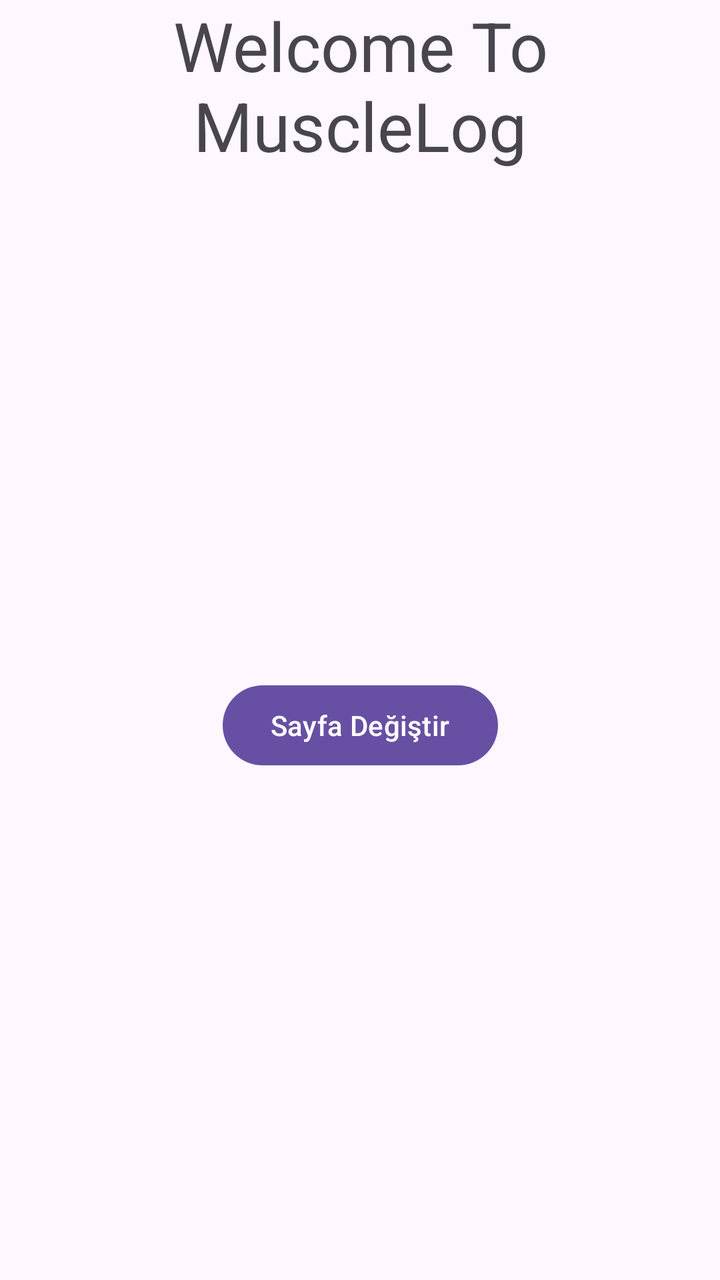
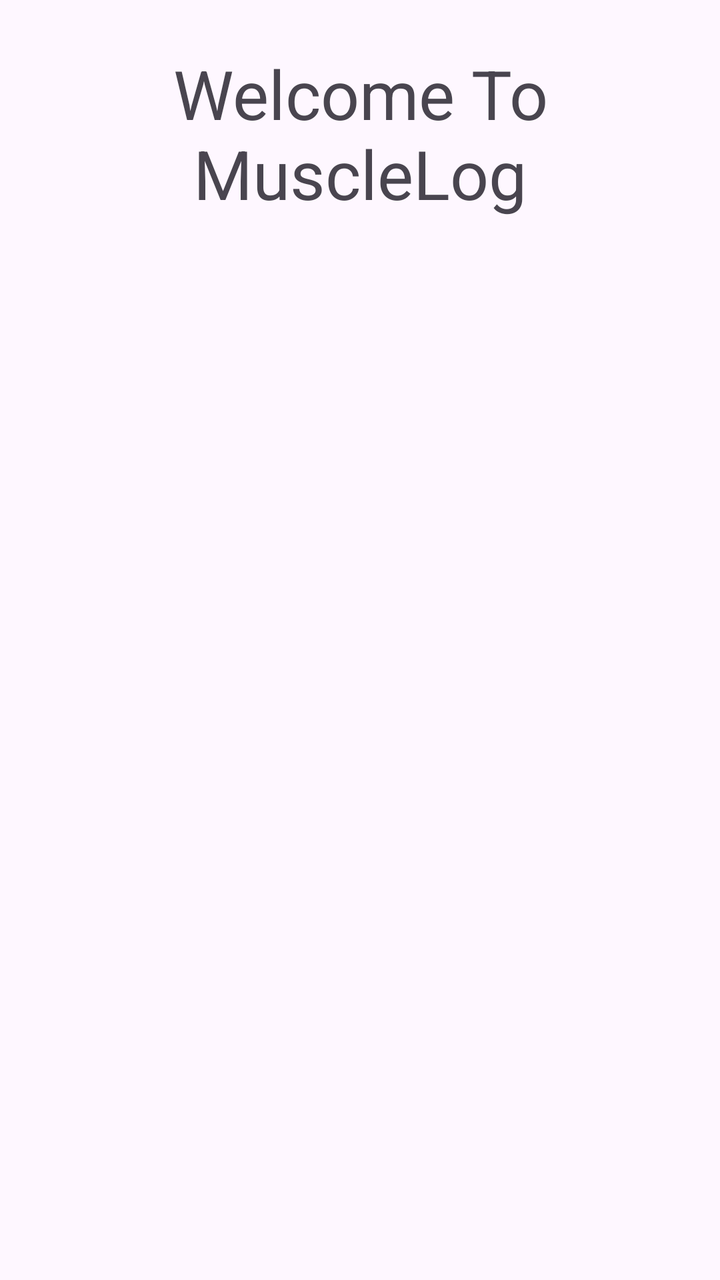

Screens rendered from an Android XML layout before and after an edit, with the pre-edit source and the edit as a unified diff.
<!-- AndroidManifest.xml: application theme Theme.MuscleLog -->
<!-- res/layout/activity_main.xml -->
<?xml version="1.0" encoding="utf-8"?>
<androidx.constraintlayout.widget.ConstraintLayout xmlns:android="http://schemas.android.com/apk/res/android"
    xmlns:app="http://schemas.android.com/apk/res-auto"
    xmlns:tools="http://schemas.android.com/tools"
    android:id="@+id/recTextView"
    android:layout_width="match_parent"
    android:layout_height="match_parent"
    tools:context=".MainActivity">

    <TextView
        android:id="@+id/titleMain"
        android:layout_width="0dp"
        android:layout_height="wrap_content"
        android:text="@string/actMainTitle"
        android:textAlignment="center"
        android:textSize="34sp"
        app:layout_constraintEnd_toEndOf="parent"
        app:layout_constraintHorizontal_bias="1.0"
        app:layout_constraintStart_toStartOf="parent"
        app:layout_constraintTop_toTopOf="parent" />

    <Button
        android:id="@+id/benimButonum"
        android:layout_width="wrap_content"
        android:layout_height="wrap_content"
        android:onClick="sayfayiDegistir"
        android:text="Sayfa Değiştir"
        app:layout_constraintBottom_toBottomOf="parent"
        app:layout_constraintEnd_toEndOf="parent"
        app:layout_constraintStart_toStartOf="parent"
        app:layout_constraintTop_toBottomOf="@+id/titleMain" />
</androidx.constraintlayout.widget.ConstraintLayout>
<!-- resources referenced by this layout -->
<resources>
  <string name="actMainTitle">Welcome To MuscleLog</string>
  <style name="Theme.MuscleLog" parent="Base.Theme.MuscleLog" />
  <style name="Base.Theme.MuscleLog" parent="Theme.Material3.DayNight.NoActionBar">
          
          
      </style>
</resources>

<!-- the commit's change to res/layout/activity_main.xml (unified diff, before → after) -->
@@ -11,6 +11,7 @@
         android:id="@+id/titleMain"
         android:layout_width="0dp"
         android:layout_height="wrap_content"
+        android:layout_marginTop="24dp"
         android:text="@string/actMainTitle"
         android:textAlignment="center"
         android:textSize="34sp"
@@ -19,14 +20,17 @@
         app:layout_constraintStart_toStartOf="parent"
         app:layout_constraintTop_toTopOf="parent" />
 
-    <Button
-        android:id="@+id/benimButonum"
-        android:layout_width="wrap_content"
-        android:layout_height="wrap_content"
-        android:onClick="sayfayiDegistir"
-        android:text="Sayfa Değiştir"
+    <androidx.recyclerview.widget.RecyclerView
+        android:layout_width="0dp"
+        android:layout_height="0dp"
+        android:layout_marginStart="1sp"
+        android:layout_marginEnd="1sp"
+        android:layout_marginBottom="1sp"
         app:layout_constraintBottom_toBottomOf="parent"
         app:layout_constraintEnd_toEndOf="parent"
+        app:layout_constraintHorizontal_bias="1.0"
         app:layout_constraintStart_toStartOf="parent"
-        app:layout_constraintTop_toBottomOf="@+id/titleMain" />
+        app:layout_constraintTop_toBottomOf="@+id/titleMain"
+        app:layout_constraintVertical_bias="0.0" />
+
 </androidx.constraintlayout.widget.ConstraintLayout>
